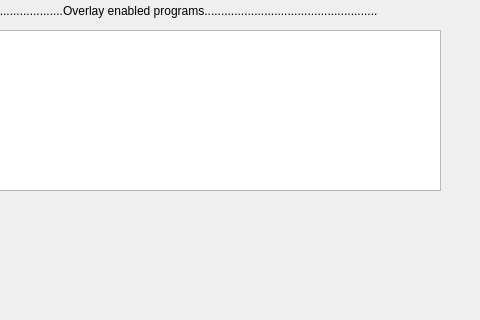
This is voice mode settings.ui in roosaramendis/DRAGON-VOICEMODE as Qt 5 draws it before an edit; both pictures show x 160 to 640 and y 160 to 480 of the 640 by 480 pixel window. The edited form follows.
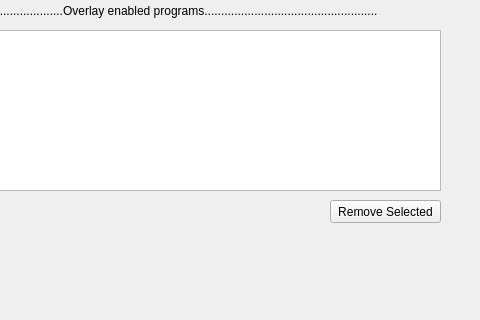
This is the edited form.

The edit to the form file:
```diff
--- a/voice mode settings.ui
+++ b/voice mode settings.ui
@@ -91,6 +91,19 @@
     <string>....................................................Overlay enabled programs....................................................</string>
    </property>
   </widget>
+  <widget class="QPushButton" name="removeselcetedapp">
+   <property name="geometry">
+    <rect>
+     <x>490</x>
+     <y>360</y>
+     <width>111</width>
+     <height>23</height>
+    </rect>
+   </property>
+   <property name="text">
+    <string>Remove Selected</string>
+   </property>
+  </widget>
  </widget>
  <resources/>
  <connections/>
```
